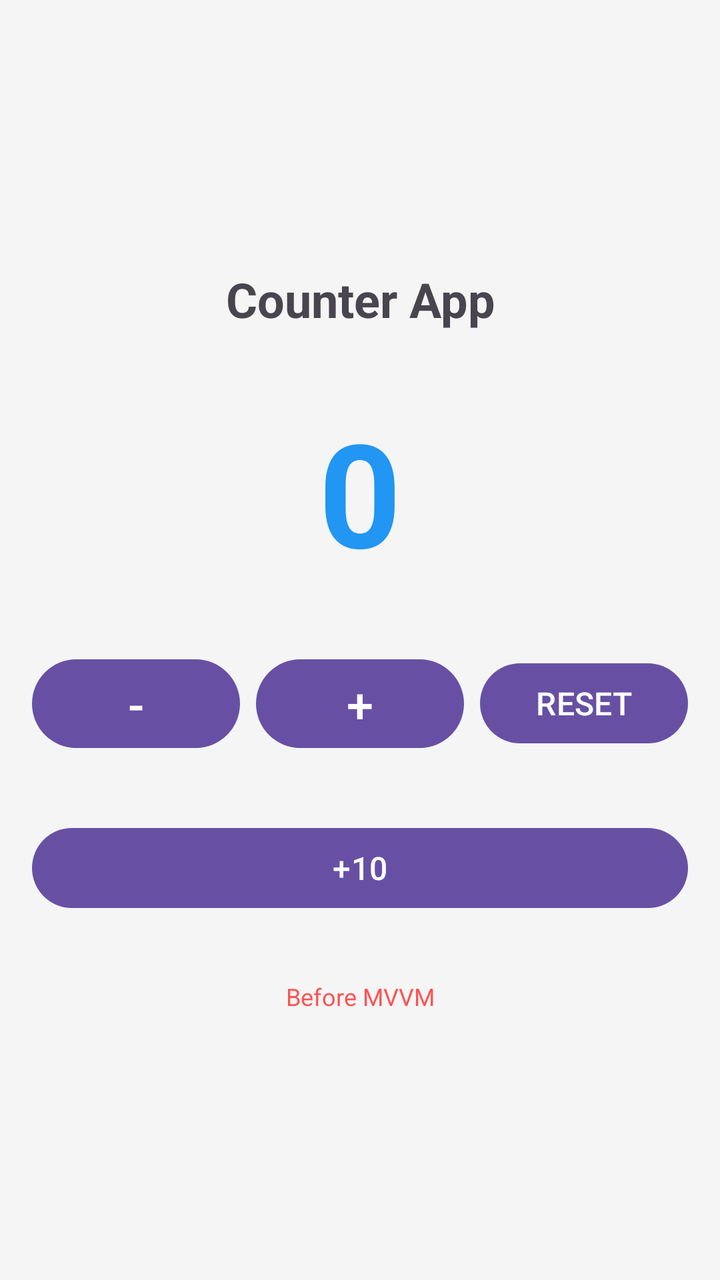
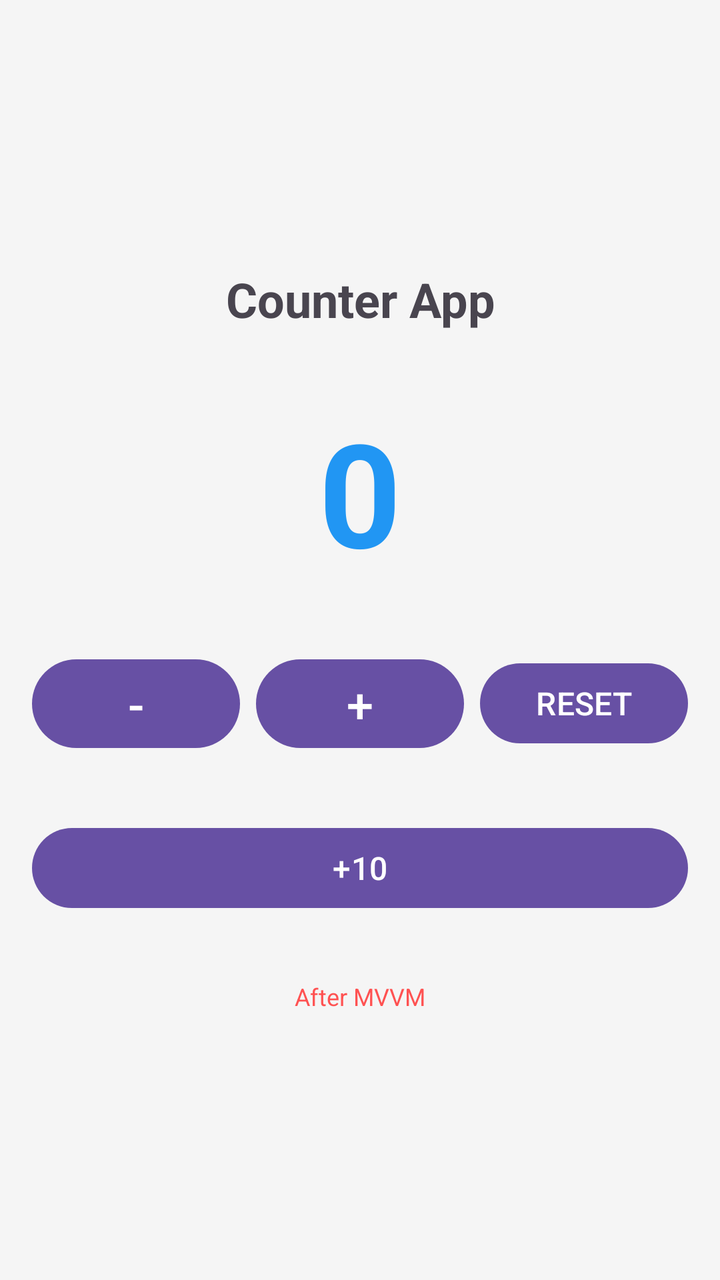

Two renders of the same Android screen: before a commit and after it. Below are the layout's source before the change and the commit's diff.
<!-- AndroidManifest.xml: application theme Theme.AppWeek12 -->
<!-- res/layout/activity_main.xml -->
<?xml version="1.0" encoding="utf-8"?>
<LinearLayout xmlns:android="http://schemas.android.com/apk/res/android"
    android:layout_width="match_parent"
    android:layout_height="match_parent"
    android:orientation="vertical"
    android:gravity="center"
    android:padding="16dp"
    android:background="#f5f5f5">

    <TextView
        android:layout_width="match_parent"
        android:layout_height="wrap_content"
        android:text="Counter App"
        android:textSize="24sp"
        android:textStyle="bold"
        android:gravity="center"
        android:layout_marginBottom="32dp" />

    <TextView
        android:id="@+id/textViewCount"
        android:layout_width="match_parent"
        android:layout_height="wrap_content"
        android:text="0"
        android:textSize="72sp"
        android:textStyle="bold"
        android:gravity="center"
        android:layout_marginBottom="32dp"
        android:textColor="#2196F3" />

    <LinearLayout
        android:layout_width="match_parent"
        android:layout_height="wrap_content"
        android:orientation="horizontal"
        android:gravity="center"
        android:layout_marginBottom="16dp">

        <Button
            android:id="@+id/buttonMinus"
            android:layout_width="0dp"
            android:layout_height="wrap_content"
            android:layout_weight="1"
            android:text="-"
            android:textSize="24sp"
            android:layout_marginEnd="8dp" />

        <Button
            android:id="@+id/buttonPlus"
            android:layout_width="0dp"
            android:layout_height="wrap_content"
            android:layout_weight="1"
            android:text="+"
            android:textSize="24sp"
            android:layout_marginEnd="8dp" />

        <Button
            android:id="@+id/buttonReset"
            android:layout_width="0dp"
            android:layout_height="wrap_content"
            android:layout_weight="1"
            android:text="RESET"
            android:textSize="16sp" />
    </LinearLayout>

    <Button
        android:id="@+id/buttonPlus10"
        android:layout_width="match_parent"
        android:layout_height="wrap_content"
        android:text="+10"
        android:textSize="16sp"
        android:layout_marginTop="16dp" />

    <TextView
        android:layout_width="match_parent"
        android:layout_height="wrap_content"
        android:text="Before MVVM"
        android:textSize="12sp"
        android:textColor="#FF5252"
        android:gravity="center"
        android:layout_marginTop="32dp" />

</LinearLayout>
<!-- resources referenced by this layout -->
<resources>
  <style name="Theme.AppWeek12" parent="Base.Theme.AppWeek12" />
  <style name="Base.Theme.AppWeek12" parent="Theme.Material3.DayNight.NoActionBar">
          
          
      </style>
</resources>

<!-- the commit's change to res/layout/activity_main.xml (unified diff, before → after) -->
@@ -72,7 +72,7 @@
     <TextView
         android:layout_width="match_parent"
         android:layout_height="wrap_content"
-        android:text="Before MVVM"
+        android:text="After MVVM"
         android:textSize="12sp"
         android:textColor="#FF5252"
         android:gravity="center"
